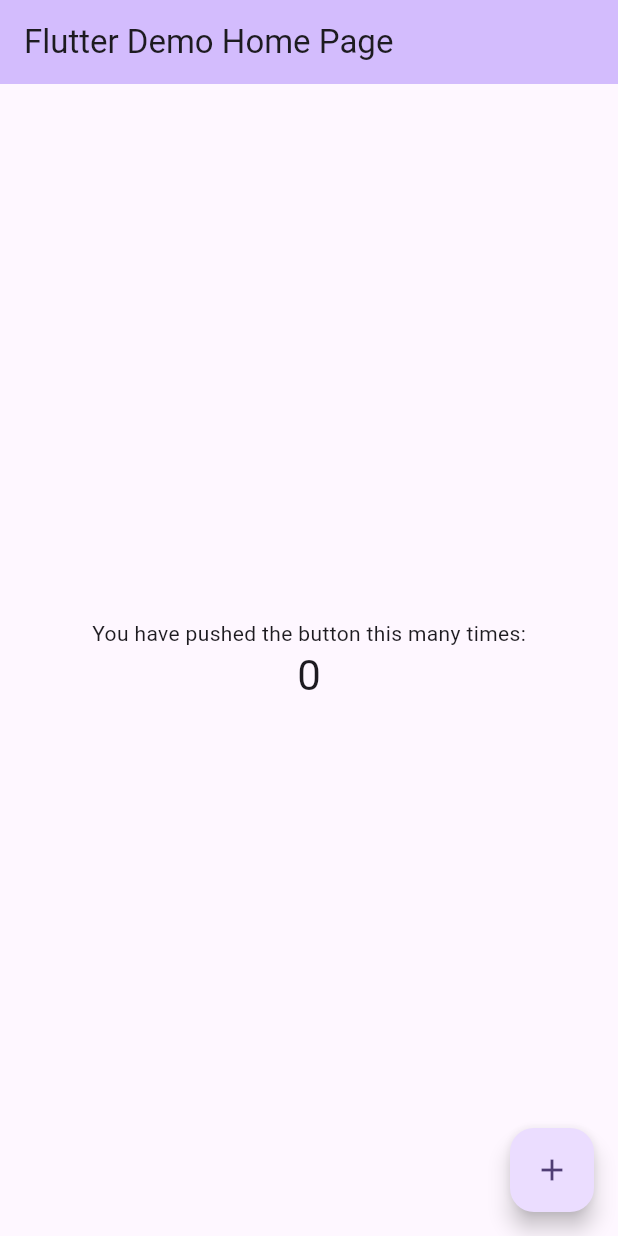
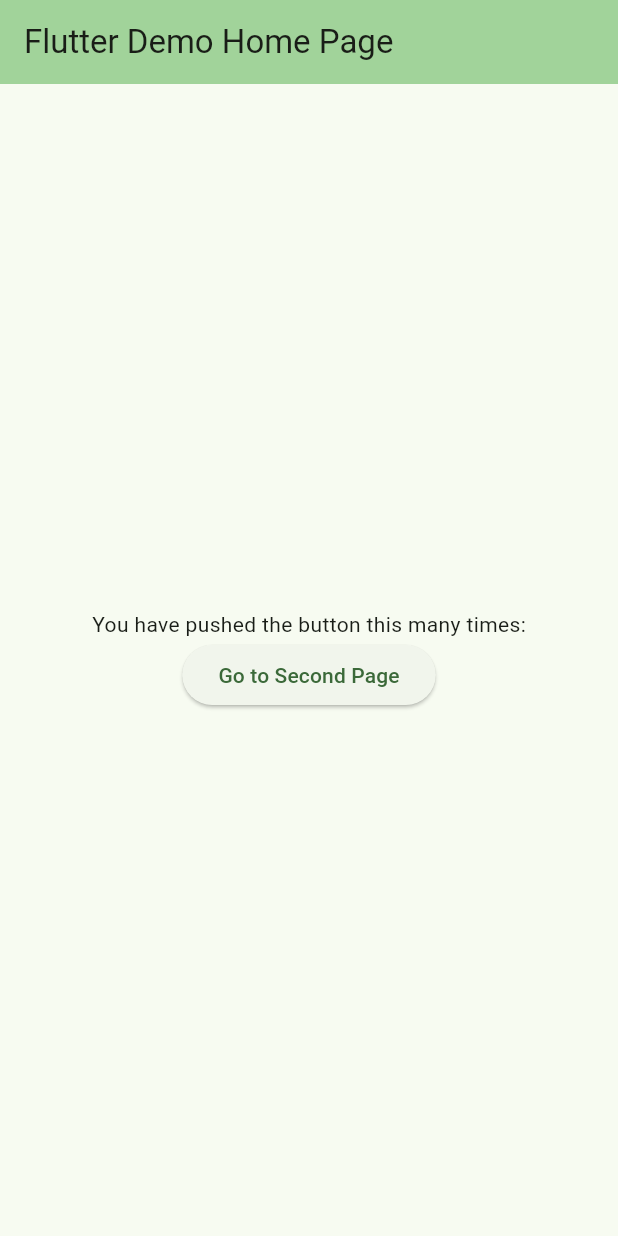
Before and after one commit to jordanlaguna/lab_4, a Flutter app: the screen it shows after launch, on a phone screen of 412 x 824 dp. Run offline on Flutter 3.47's test engine with Material 3 defaults, Android fonts, the phone set to English and light mode, and no system bars; our stand-ins replace shared_preferences.

```diff
--- a/lib/main.dart
+++ b/lib/main.dart
@@ -1,52 +1,32 @@
 import 'package:flutter/material.dart';
+import 'package:lab_4/Home/home.dart';
 
 void main() {
   runApp(const MyApp());
 }
 
 class MyApp extends StatelessWidget {
-  const MyApp({super.key});
+  const MyApp({Key? key}) : super(key: key);
 
-  // This widget is the root of your application.
   @override
   Widget build(BuildContext context) {
     return MaterialApp(
       title: 'Flutter Demo',
       theme: ThemeData(
-        // This is the theme of your application.
-        //
-        // TRY THIS: Try running your application with "flutter run". You'll see
-        // the application has a purple toolbar. Then, without quitting the app,
-        // try changing the seedColor in the colorScheme below to Colors.green
-        // and then invoke "hot reload" (save your changes or press the "hot
-        // reload" button in a Flutter-supported IDE, or press "r" if you used
-        // the command line to start the app).
-        //
-        // Notice that the counter didn't reset back to zero; the application
-        // state is not lost during the reload. To reset the state, use hot
-        // restart instead.
-        //
-        // This works for code too, not just values: Most code changes can be
-        // tested with just a hot reload.
-        colorScheme: ColorScheme.fromSeed(seedColor: Colors.deepPurple),
+        colorScheme: ColorScheme.fromSeed(seedColor: Colors.green),
         useMaterial3: true,
       ),
       home: const MyHomePage(title: 'Flutter Demo Home Page'),
+      routes: {
+        '/second': (context) => const Home(),
+      },
+      debugShowCheckedModeBanner: false,
     );
   }
 }
 
 class MyHomePage extends StatefulWidget {
-  const MyHomePage({super.key, required this.title});
-
-  // This widget is the home page of your application. It is stateful, meaning
-  // that it has a State object (defined below) that contains fields that affect
-  // how it looks.
-
-  // This class is the configuration for the state. It holds the values (in this
-  // case the title) provided by the parent (in this case the App widget) and
-  // used by the build method of the State. Fields in a Widget subclass are
-  // always marked "final".
+  const MyHomePage({Key? key, required this.title}) : super(key: key);
 
   final String title;
 
@@ -55,71 +35,29 @@ class MyHomePage extends StatefulWidget {
 }
 
 class _MyHomePageState extends State<MyHomePage> {
-  int _counter = 0;
-
-  void _incrementCounter() {
-    setState(() {
-      // This call to setState tells the Flutter framework that something has
-      // changed in this State, which causes it to rerun the build method below
-      // so that the display can reflect the updated values. If we changed
-      // _counter without calling setState(), then the build method would not be
-      // called again, and so nothing would appear to happen.
-      _counter++;
-    });
-  }
-
   @override
   Widget build(BuildContext context) {
-    // This method is rerun every time setState is called, for instance as done
-    // by the _incrementCounter method above.
-    //
-    // The Flutter framework has been optimized to make rerunning build methods
-    // fast, so that you can just rebuild anything that needs updating rather
-    // than having to individually change instances of widgets.
     return Scaffold(
       appBar: AppBar(
-        // TRY THIS: Try changing the color here to a specific color (to
-        // Colors.amber, perhaps?) and trigger a hot reload to see the AppBar
-        // change color while the other colors stay the same.
         backgroundColor: Theme.of(context).colorScheme.inversePrimary,
-        // Here we take the value from the MyHomePage object that was created by
-        // the App.build method, and use it to set our appbar title.
         title: Text(widget.title),
       ),
       body: Center(
-        // Center is a layout widget. It takes a single child and positions it
-        // in the middle of the parent.
         child: Column(
-          // Column is also a layout widget. It takes a list of children and
-          // arranges them vertically. By default, it sizes itself to fit its
-          // children horizontally, and tries to be as tall as its parent.
-          //
-          // Column has various properties to control how it sizes itself and
-          // how it positions its children. Here we use mainAxisAlignment to
-          // center the children vertically; the main axis here is the vertical
-          // axis because Columns are vertical (the cross axis would be
-          // horizontal).
-          //
-          // TRY THIS: Invoke "debug painting" (choose the "Toggle Debug Paint"
-          // action in the IDE, or press "p" in the console), to see the
-          // wireframe for each widget.
           mainAxisAlignment: MainAxisAlignment.center,
           children: <Widget>[
             const Text(
               'You have pushed the button this many times:',
             ),
-            Text(
-              '$_counter',
-              style: Theme.of(context).textTheme.headlineMedium,
+            ElevatedButton(
+              onPressed: () {
+                Navigator.pushNamed(context, '/second');
+              },
+              child: const Text('Go to Second Page'),
             ),
           ],
         ),
       ),
-      floatingActionButton: FloatingActionButton(
-        onPressed: _incrementCounter,
-        tooltip: 'Increment',
-        child: const Icon(Icons.add),
-      ), // This trailing comma makes auto-formatting nicer for build methods.
     );
   }
 }
--- a/pubspec.yaml
+++ b/pubspec.yaml
@@ -30,12 +30,15 @@ environment:
 dependencies:
   flutter:
     sdk: flutter
-  sqflite: ^2.3.3
+
 
   # The following adds the Cupertino Icons font to your application.
   # Use with the CupertinoIcons class for iOS style icons.
   cupertino_icons: ^1.0.2
   shared_preferences: ^2.2.3
+  sqflite: ^2.3.3
+
+
 
 dev_dependencies:
   flutter_test:
```
Also changed, not shown: lib/Home/home.dart (added, +154 -0 lines).
